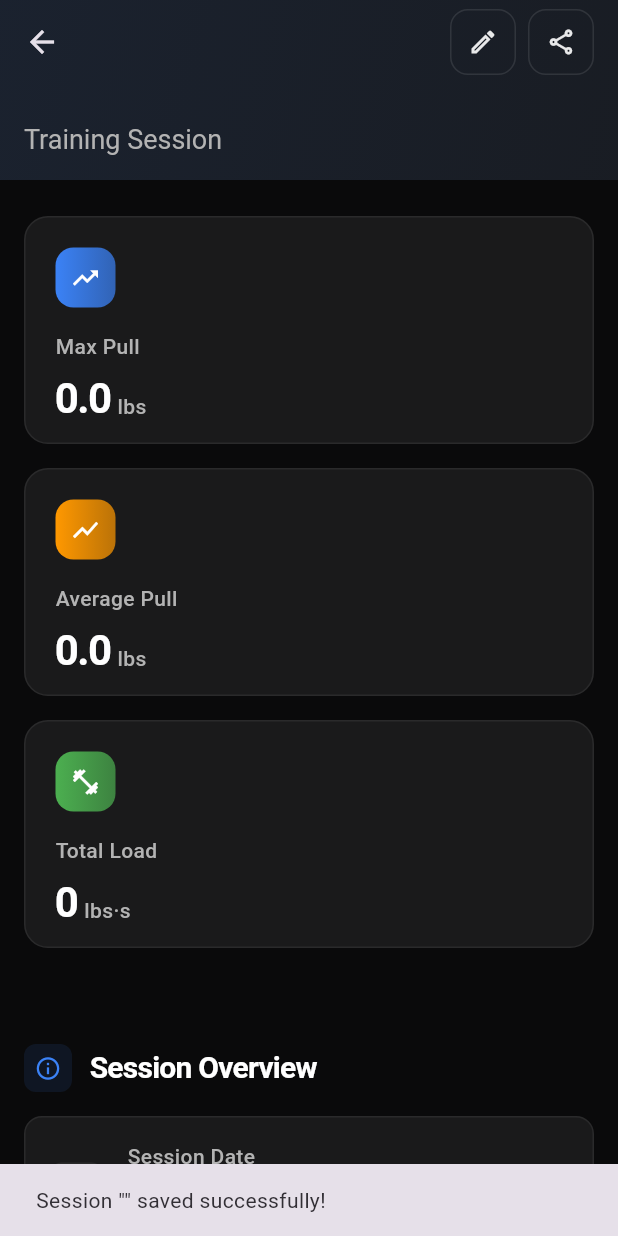
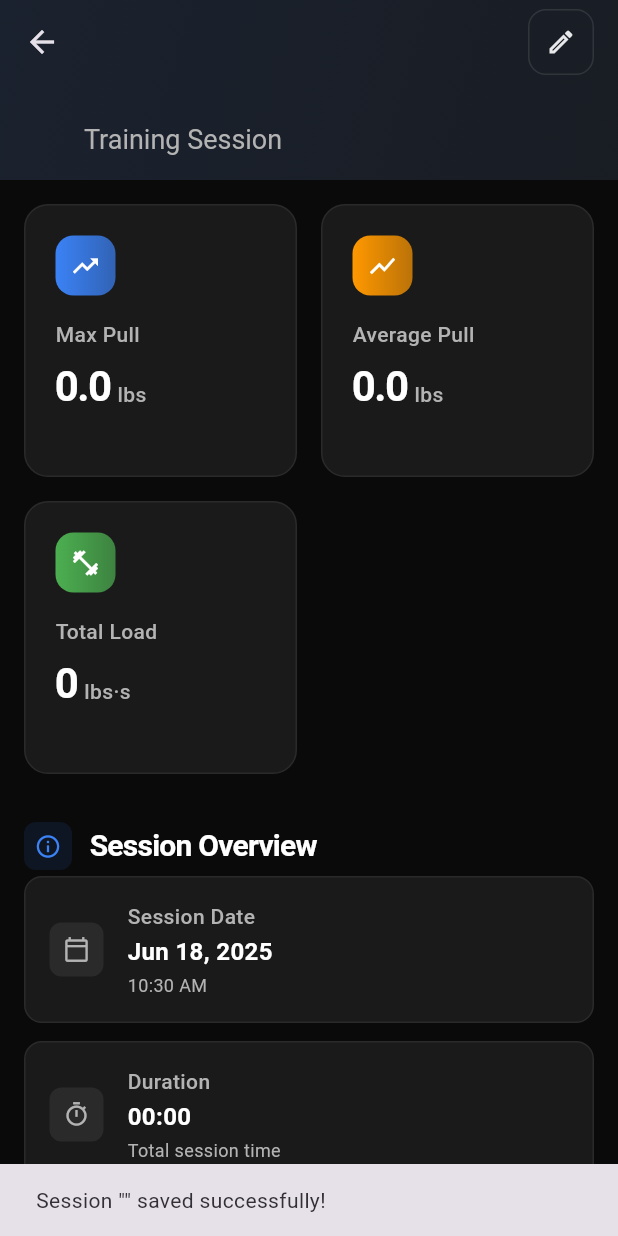
Before and after one commit to billykeyss/sesh-trainer, a Flutter app: the SessionDetailsPage screen opened directly with empty values, on a phone screen of 412 x 824 dp. Run offline on Flutter 3.47's test engine with Material 3 defaults, Android fonts, the phone set to English and light mode, and no system bars; our stand-ins replace drift, drift_sqflite, fl_chart, flutter_blue, flutter_dotenv, google_generative_ai and 4 more; accounts and stored records are empty; generated files the repository leaves out were written again.

Commit message:
UX adjustments to session details page

```diff
--- a/lib/screens/calendar_view.dart
+++ b/lib/screens/calendar_view.dart
@@ -127,6 +127,37 @@ class _CalendarViewState extends State<CalendarView> {
     final minutes = duration.inMinutes;
     final seconds = duration.inSeconds % 60;
     return '${minutes}:${seconds.toString().padLeft(2, '0')}';
+  }
+
+  String _getDisplayName(Session session) {
+    final lower = session.name.toLowerCase();
+    if (lower.startsWith('session') || lower.startsWith('circuit training')) {
+      return DateFormat('MMM d, yyyy – HH:mm').format(session.sessionTime);
+    }
+    return session.name;
+  }
+
+  String _getSessionType(Session session) {
+    try {
+      if (session.data != null && session.data.isNotEmpty) {
+        final parsed = jsonDecode(session.data);
+        if (parsed is Map<String, dynamic>) {
+          final raw =
+              (parsed['sessionType'] ?? parsed['type'] ?? 'pull').toString();
+          switch (raw) {
+            case 'pull':
+              return 'Pull';
+            case 'hangboard':
+              return 'Hangboard';
+            case 'circuit_training':
+              return 'Circuit';
+            default:
+              return raw.toString();
+          }
+        }
+      }
+    } catch (_) {}
+    return 'Pull';
   }
 
   @override
@@ -478,7 +509,7 @@ class _CalendarViewState extends State<CalendarView> {
                                             ),
                                           ),
                                           title: Text(
-                                            session.name,
+                                            _getDisplayName(session),
                                             style: TextStyle(
                                               fontWeight: FontWeight.bold,
                                               fontSize: 16,
@@ -492,6 +523,26 @@ class _CalendarViewState extends State<CalendarView> {
                                                 CrossAxisAlignment.start,
                                             children: [
                                               SizedBox(height: 8),
+                                              Row(
+                                                children: [
+                                                  Icon(
+                                                    Icons.label,
+                                                    size: 16,
+                                                    color: Colors.green,
+                                                  ),
+                                                  SizedBox(width: 4),
+                                                  Text(
+                                                    _getSessionType(session),
+                                                    style: TextStyle(
+                                                      fontSize: 14,
+                                                      fontWeight:
+                                                          FontWeight.w600,
+                                                      color: Colors.green,
+                                                    ),
+                                                  ),
+                                                ],
+                                              ),
+                                              SizedBox(height: 4),
                                               Row(
                                                 children: [
                                                   Icon(
--- a/lib/screens/home_screen.dart
+++ b/lib/screens/home_screen.dart
@@ -27,7 +27,7 @@ class _HomeScreenState extends State<HomeScreen> {
   FlutterBlue flutterBlue = FlutterBlue.instance;
   BluetoothDevice? connectedDevice;
   String elapsedTime = '0:00';
-  bool showTestButton = true;
+  bool showTestButton = false;
   bool isPaused = false;
 
   @override
--- a/lib/screens/session_details_page.dart
+++ b/lib/screens/session_details_page.dart
@@ -417,6 +417,9 @@ class _SessionDetailsPageState extends State<SessionDetailsPage> {
     final screenWidth = MediaQuery.of(context).size.width;
     final isTablet = screenWidth > 768;
 
+    // Consolidate vertical spacing between sections to make layout more compact
+    final double sectionSpacing = isTablet ? 24.0 : 16.0;
+
     // Modern color scheme inspired by SaaS dashboards
     final backgroundColor =
         isDarkMode ? const Color(0xFF0A0A0B) : const Color(0xFFFAFAFA);
@@ -482,7 +485,8 @@ class _SessionDetailsPageState extends State<SessionDetailsPage> {
                     ),
                   ),
                   title: _buildModernTitle(textPrimary, textSecondary),
-                  titlePadding: const EdgeInsets.only(left: 16, bottom: 16),
+                  titlePadding:
+                      EdgeInsets.only(left: isTablet ? 64.0 : 56.0, bottom: 16),
                 ),
                 actions: [
                   _buildModernActionButton(
@@ -490,11 +494,6 @@ class _SessionDetailsPageState extends State<SessionDetailsPage> {
                     onPressed: () => _toggleNameEdit(),
                     tooltip: 'Edit session name',
                   ),
-                  _buildModernActionButton(
-                    icon: Icons.share_outlined,
-                    onPressed: () => _shareSessionDetails(context),
-                    tooltip: 'Share session',
-                  ),
                   const SizedBox(width: 8),
                 ],
               ),
@@ -504,7 +503,7 @@ class _SessionDetailsPageState extends State<SessionDetailsPage> {
                 child: Padding(
                   padding: EdgeInsets.symmetric(
                     horizontal: isTablet ? 32.0 : 16.0,
-                    vertical: 24.0,
+                    vertical: sectionSpacing,
                   ),
                   child: Column(
                     crossAxisAlignment: CrossAxisAlignment.start,
@@ -522,11 +521,11 @@ class _SessionDetailsPageState extends State<SessionDetailsPage> {
                           accentColor: accentColor,
                           isTablet: isTablet,
                         ),
-                        const SizedBox(height: 32),
+                        SizedBox(height: sectionSpacing),
                       ] else ...[
                         _buildHangboardSummary(surfaceColor, borderColor,
                             textPrimary, textSecondary, accentColor),
-                        const SizedBox(height: 32),
+                        SizedBox(height: sectionSpacing),
                       ],
 
                       // Graph section with modern styling
@@ -541,7 +540,7 @@ class _SessionDetailsPageState extends State<SessionDetailsPage> {
                             convertedGraphData.isNotEmpty,
                       ),
 
-                      const SizedBox(height: 32),
+                      SizedBox(height: sectionSpacing),
 
                       // Session info section
                       _buildModernSection(
@@ -577,7 +576,7 @@ class _SessionDetailsPageState extends State<SessionDetailsPage> {
                         accentColor: accentColor,
                       ),
 
-                      const SizedBox(height: 32),
+                      SizedBox(height: sectionSpacing),
 
                       if (_sessionType == 'hangboard') ...[
                         _buildHangboardAnalyticsSection(
@@ -587,7 +586,7 @@ class _SessionDetailsPageState extends State<SessionDetailsPage> {
                             textSecondary,
                             accentColor,
                             isTablet),
-                        const SizedBox(height: 32),
+                        SizedBox(height: sectionSpacing),
                       ] else ...[
                         // Performance metrics in responsive grid
                         _buildModernSection(
@@ -636,7 +635,7 @@ class _SessionDetailsPageState extends State<SessionDetailsPage> {
                           accentColor: accentColor,
                         ),
 
-                        const SizedBox(height: 32),
+                        SizedBox(height: sectionSpacing),
 
                         // Endurance analysis
                         _buildModernSection(
@@ -656,7 +655,7 @@ class _SessionDetailsPageState extends State<SessionDetailsPage> {
                           accentColor: accentColor,
                         ),
 
-                        const SizedBox(height: 32),
+                        SizedBox(height: sectionSpacing),
 
                         // Training zones
                         _buildModernSection(
@@ -676,7 +675,7 @@ class _SessionDetailsPageState extends State<SessionDetailsPage> {
                           accentColor: accentColor,
                         ),
 
-                        const SizedBox(height: 32),
+                        SizedBox(height: sectionSpacing),
 
                         // Recovery analysis
                         _buildModernSection(
@@ -713,7 +712,7 @@ class _SessionDetailsPageState extends State<SessionDetailsPage> {
                           accentColor: accentColor,
                         ),
 
-                        const SizedBox(height: 32),
+                        SizedBox(height: sectionSpacing),
                       ],
 
                       // Volume trends
@@ -759,7 +758,7 @@ class _SessionDetailsPageState extends State<SessionDetailsPage> {
                         },
                       ),
 
-                      const SizedBox(height: 48),
+                      SizedBox(height: sectionSpacing),
                     ],
                   ),
                 ),
@@ -810,6 +809,8 @@ class _SessionDetailsPageState extends State<SessionDetailsPage> {
             onTap: _toggleNameEdit,
             child: Text(
               _nameController.text,
+              maxLines: 1,
+              overflow: TextOverflow.ellipsis,
               style: TextStyle(
                 color: textPrimary,
                 fontSize: 20,
@@ -878,8 +879,8 @@ class _SessionDetailsPageState extends State<SessionDetailsPage> {
   }) {
     return LayoutBuilder(
       builder: (context, constraints) {
-        final crossAxisCount = isTablet ? 3 : 1;
-        final childAspectRatio = isTablet ? 1.2 : 2.5;
+        final crossAxisCount = isTablet ? 3 : 2;
+        final childAspectRatio = isTablet ? 1.2 : 1.0;
 
         return GridView.count(
           shrinkWrap: true,
@@ -1129,13 +1130,13 @@ class _SessionDetailsPageState extends State<SessionDetailsPage> {
             ),
           ),
           Container(
-            height: 240,
             padding: const EdgeInsets.only(left: 8, right: 20, bottom: 20),
             child: WeightGraph(
               graphData: convertedGraphData,
               weightUnit: selectedUnit,
-              height: 240,
+              height: 300,
               showHeader: false,
+              showLegend: true,
             ),
           ),
         ],
@@ -1155,7 +1156,7 @@ class _SessionDetailsPageState extends State<SessionDetailsPage> {
       crossAxisAlignment: CrossAxisAlignment.start,
       children: [
         Padding(
-          padding: const EdgeInsets.only(bottom: 16),
+          padding: const EdgeInsets.only(bottom: 4),
           child: Row(
             children: [
               Container(
@@ -1276,8 +1277,8 @@ class _SessionDetailsPageState extends State<SessionDetailsPage> {
   ) {
     return LayoutBuilder(
       builder: (context, constraints) {
-        final crossAxisCount = isTablet ? 3 : 1;
-        final childAspectRatio = isTablet ? 1.1 : 2.8;
+        final crossAxisCount = isTablet ? 3 : 2;
+        final childAspectRatio = isTablet ? 1.1 : 1.0;
 
         return GridView.builder(
           shrinkWrap: true,
```
